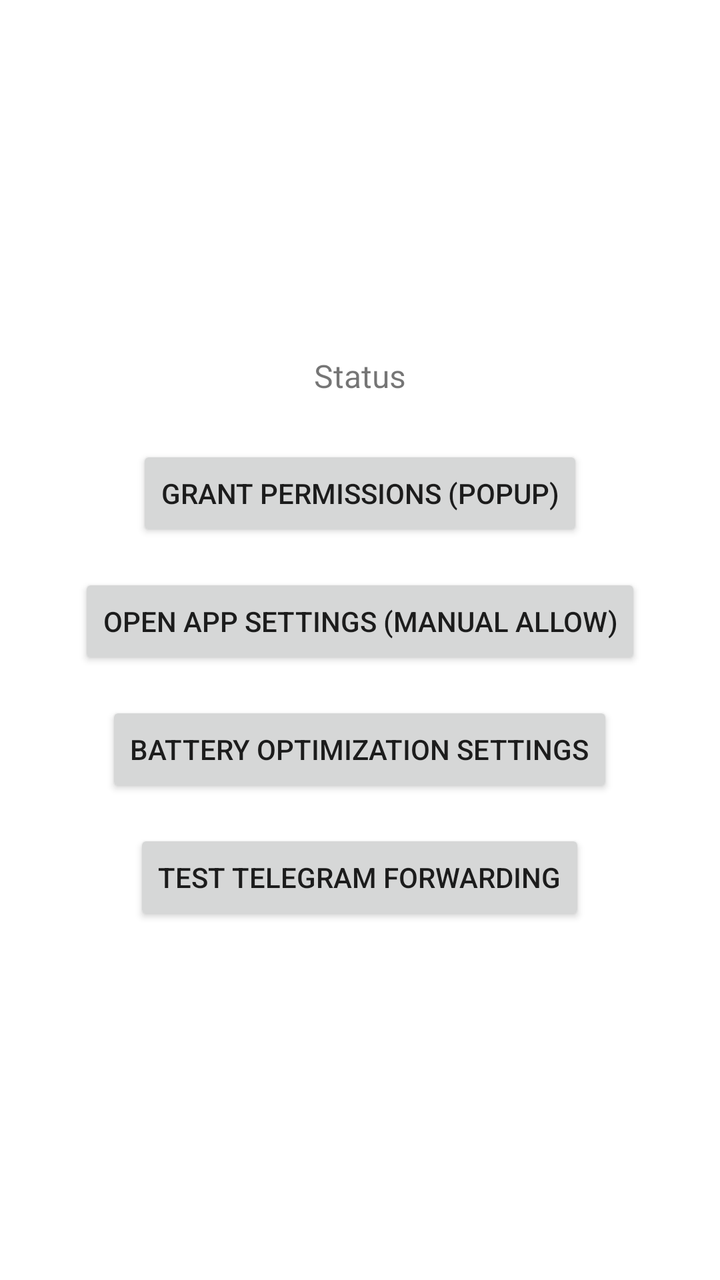
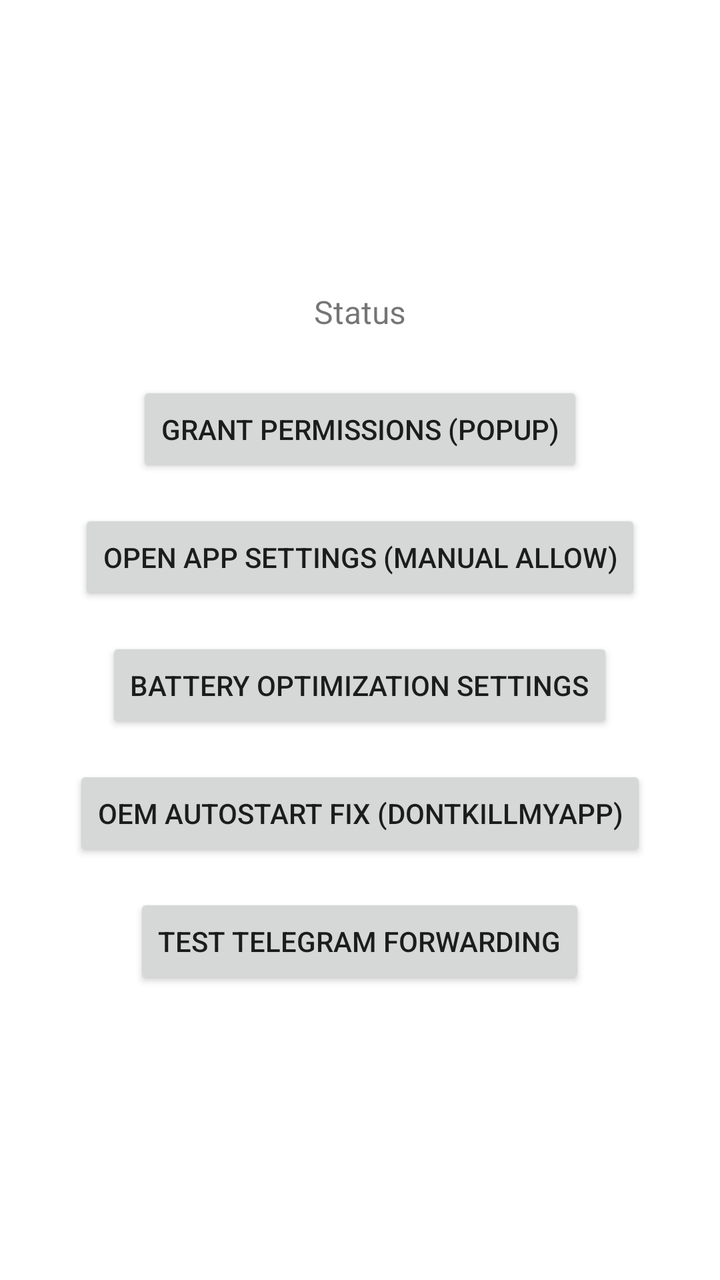

An Android layout rendered at two revisions. The XML below is the earlier revision; the diff shows what the commit changed to produce the second picture.
<!-- AndroidManifest.xml: application theme Theme.SmsForwarder -->
<!-- res/layout/activity_main.xml -->
<?xml version="1.0" encoding="utf-8"?>
<LinearLayout xmlns:android="http://schemas.android.com/apk/res/android"
    android:layout_width="match_parent"
    android:layout_height="match_parent"
    android:orientation="vertical"
    android:padding="16dp"
    android:gravity="center">

    <TextView
        android:id="@+id/statusText"
        android:layout_width="match_parent"
        android:layout_height="wrap_content"
        android:text="Status"
        android:textSize="16sp"
        android:gravity="center"
        android:layout_marginBottom="24dp" />

    <Button
        android:id="@+id/grantButton"
        android:layout_width="wrap_content"
        android:layout_height="wrap_content"
        android:text="Grant Permissions (Popup)"
        android:layout_marginBottom="16dp" />

    <Button
        android:id="@+id/settingsButton"
        android:layout_width="wrap_content"
        android:layout_height="wrap_content"
        android:text="Open App Settings (Manual Allow)"
        android:layout_marginBottom="16dp" />

    <Button
        android:id="@+id/batteryButton"
        android:layout_width="wrap_content"
        android:layout_height="wrap_content"
        android:layout_marginBottom="16dp"
        android:text="Battery Optimization Settings" />

    <Button
        android:id="@+id/testButton"
        android:layout_width="wrap_content"
        android:layout_height="wrap_content"
        android:text="Test Telegram Forwarding" />

</LinearLayout>
<!-- resources referenced by this layout -->
<resources>
  <style name="Theme.SmsForwarder" parent="Theme.MaterialComponents.DayNight.NoActionBar" />
</resources>

<!-- the commit's change to res/layout/activity_main.xml (unified diff, before → after) -->
@@ -37,6 +37,13 @@
         android:text="Battery Optimization Settings" />
 
     <Button
+        android:id="@+id/autoStartButton"
+        android:layout_width="wrap_content"
+        android:layout_height="wrap_content"
+        android:layout_marginBottom="16dp"
+        android:text="OEM AutoStart Fix (DontKillMyApp)" />
+
+    <Button
         android:id="@+id/testButton"
         android:layout_width="wrap_content"
         android:layout_height="wrap_content"
